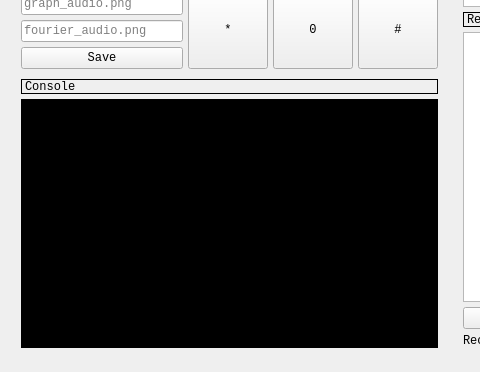
The window that MainWindow.ui (martimfj/lmmf_sound) describes before a commit, drawn with Qt 5; both pictures show x 0 to 480 and y 303 to 675 of the 900 by 675 pixel window.
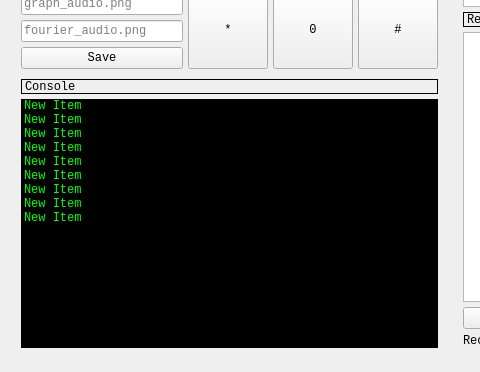
The same window after the commit. Custom widgets are drawn as their Qt base class.

Commit message: Different modes and load file implemented

The edit to the form file:
```diff
--- a/MainWindow.ui
+++ b/MainWindow.ui
@@ -543,6 +543,96 @@
 font: 8pt &quot;Consolas&quot;;
 color: rgb(0, 255, 0);</string>
          </property>
+         <property name="frameShape">
+          <enum>QFrame::NoFrame</enum>
+         </property>
+         <property name="frameShadow">
+          <enum>QFrame::Plain</enum>
+         </property>
+         <property name="lineWidth">
+          <number>0</number>
+         </property>
+         <property name="editTriggers">
+          <set>QAbstractItemView::NoEditTriggers</set>
+         </property>
+         <property name="showDropIndicator" stdset="0">
+          <bool>false</bool>
+         </property>
+         <property name="alternatingRowColors">
+          <bool>false</bool>
+         </property>
+         <property name="selectionMode">
+          <enum>QAbstractItemView::NoSelection</enum>
+         </property>
+         <property name="selectionBehavior">
+          <enum>QAbstractItemView::SelectColumns</enum>
+         </property>
+         <property name="textElideMode">
+          <enum>Qt::ElideRight</enum>
+         </property>
+         <property name="verticalScrollMode">
+          <enum>QAbstractItemView::ScrollPerItem</enum>
+         </property>
+         <property name="isWrapping" stdset="0">
+          <bool>true</bool>
+         </property>
+         <property name="layoutMode">
+          <enum>QListView::SinglePass</enum>
+         </property>
+         <property name="viewMode">
+          <enum>QListView::ListMode</enum>
+         </property>
+         <property name="wordWrap">
+          <bool>true</bool>
+         </property>
+         <property name="selectionRectVisible">
+          <bool>true</bool>
+         </property>
+         <item>
+          <property name="text">
+           <string>New Item</string>
+          </property>
+         </item>
+         <item>
+          <property name="text">
+           <string>New Item</string>
+          </property>
+         </item>
+         <item>
+          <property name="text">
+           <string>New Item</string>
+          </property>
+         </item>
+         <item>
+          <property name="text">
+           <string>New Item</string>
+          </property>
+         </item>
+         <item>
+          <property name="text">
+           <string>New Item</string>
+          </property>
+         </item>
+         <item>
+          <property name="text">
+           <string>New Item</string>
+          </property>
+         </item>
+         <item>
+          <property name="text">
+           <string>New Item</string>
+          </property>
+         </item>
+         <item>
+          <property name="text">
+           <string>New Item</string>
+          </property>
+         </item>
+         <item>
+          <property name="text">
+           <string>New Item</string>
+          </property>
+         </item>
         </widget>
        </item>
       </layout>
```
Left out of the diff: 50 changed lines with no effect on the pictures. The commit also changes 1 other file.
